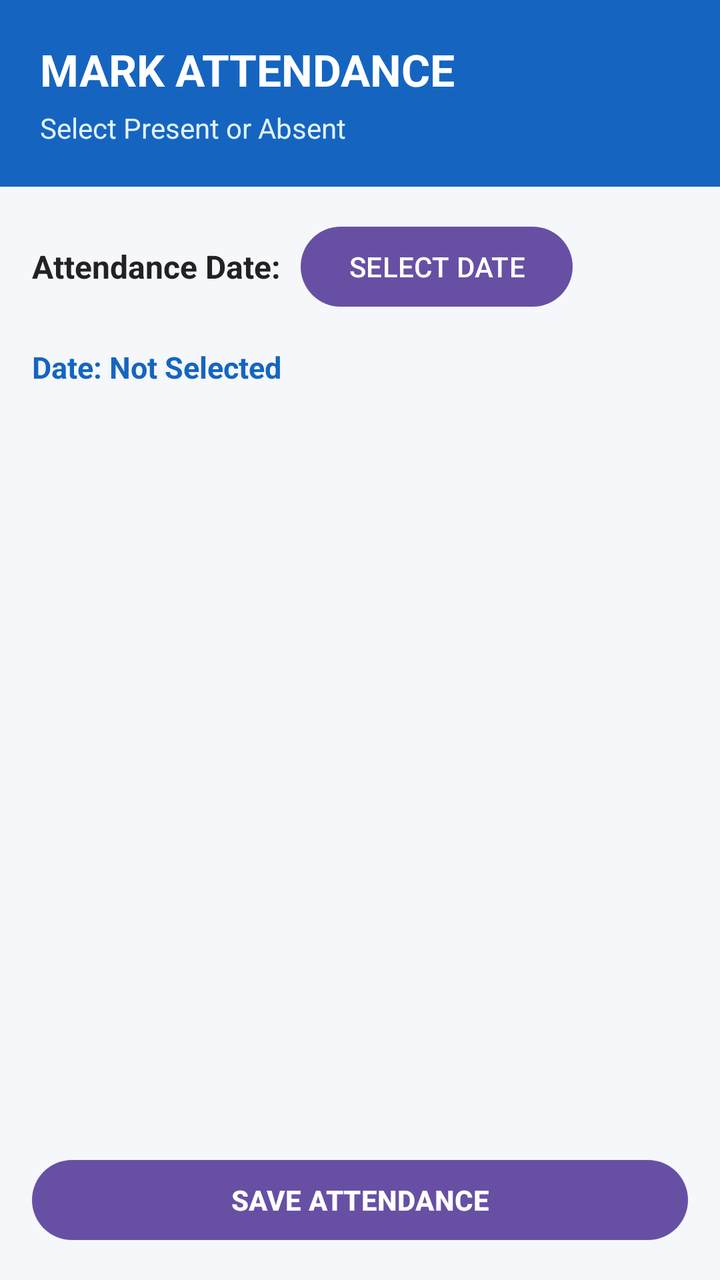
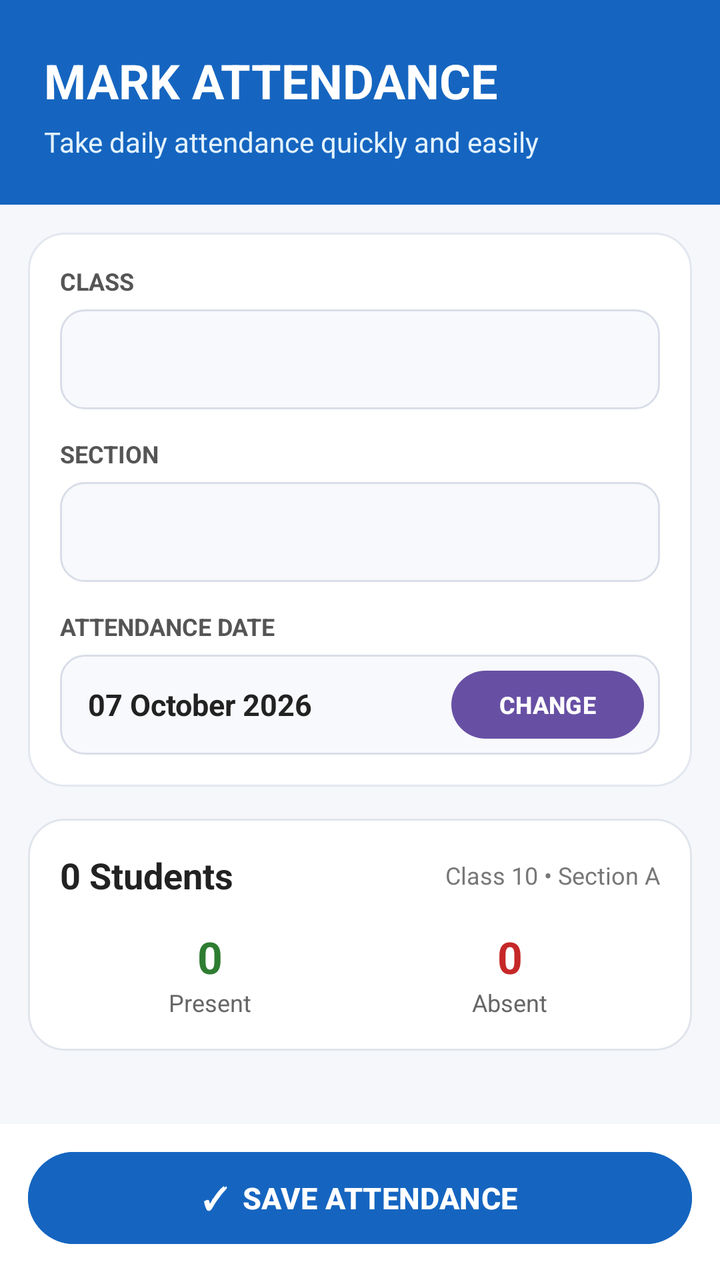

An Android layout rendered at two revisions. The XML below is the earlier revision; the diff shows what the commit changed to produce the second picture.
<!-- AndroidManifest.xml: application theme Theme.StudentAttendance -->
<!-- res/layout/activity_attendance.xml -->
<?xml version="1.0" encoding="utf-8"?>
<LinearLayout
    xmlns:android="http://schemas.android.com/apk/res/android"
    xmlns:app="http://schemas.android.com/apk/res-auto"
    android:layout_width="match_parent"
    android:layout_height="match_parent"
    android:orientation="vertical"
    android:background="#F5F7FA">

    

    <LinearLayout
        android:layout_width="match_parent"
        android:layout_height="wrap_content"
        android:orientation="vertical"
        android:padding="20dp"
        android:background="#1565C0">

        <TextView
            android:id="@+id/tvAttendanceTitle"
            android:layout_width="match_parent"
            android:layout_height="wrap_content"
            android:text="MARK ATTENDANCE"
            android:textColor="@android:color/white"
            android:textSize="22sp"
            android:textStyle="bold"/>

        <TextView
            android:id="@+id/tvAttendanceSubtitle"
            android:layout_width="match_parent"
            android:layout_height="wrap_content"
            android:layout_marginTop="5dp"
            android:text="Select Present or Absent"
            android:textColor="#E3F2FD"
            android:textSize="14sp"/>

    </LinearLayout>


    

    <LinearLayout
        android:layout_width="match_parent"
        android:layout_height="wrap_content"
        android:orientation="horizontal"
        android:gravity="center_vertical"
        android:padding="16dp">

        <TextView
            android:layout_width="wrap_content"
            android:layout_height="wrap_content"
            android:text="Attendance Date:"
            android:textSize="16sp"
            android:textStyle="bold"
            android:textColor="#222222"/>

        <Button
            android:id="@+id/btnSelectDate"
            android:layout_width="wrap_content"
            android:layout_height="wrap_content"
            android:layout_marginStart="10dp"
            android:text="SELECT DATE"/>

    </LinearLayout>


    <TextView
        android:id="@+id/tvSelectedDate"
        android:layout_width="match_parent"
        android:layout_height="wrap_content"
        android:paddingStart="16dp"
        android:paddingEnd="16dp"
        android:text="Date: Not Selected"
        android:textSize="15sp"
        android:textStyle="bold"
        android:textColor="#1565C0"/>


    

    <ScrollView
        android:layout_width="match_parent"
        android:layout_height="0dp"
        android:layout_weight="1"
        android:padding="12dp">

        <LinearLayout
            android:id="@+id/llAttendanceList"
            android:layout_width="match_parent"
            android:layout_height="wrap_content"
            android:orientation="vertical"/>

    </ScrollView>


    

    <Button
        android:id="@+id/btnSaveAttendance"
        android:layout_width="match_parent"
        android:layout_height="wrap_content"
        android:layout_margin="16dp"
        android:text="SAVE ATTENDANCE"
        android:textStyle="bold"/>

</LinearLayout>
<!-- resources referenced by this layout -->
<resources>
  <style name="Theme.StudentAttendance" parent="Base.Theme.StudentAttendance" />
  <style name="Base.Theme.StudentAttendance" parent="Theme.Material3.DayNight.NoActionBar">
          
          
      </style>
</resources>

<!-- the commit's change to res/layout/activity_attendance.xml (unified diff, before → after) -->
@@ -1,36 +1,38 @@
 <?xml version="1.0" encoding="utf-8"?>
 <LinearLayout
     xmlns:android="http://schemas.android.com/apk/res/android"
-    xmlns:app="http://schemas.android.com/apk/res-auto"
     android:layout_width="match_parent"
     android:layout_height="match_parent"
     android:orientation="vertical"
-    android:background="#F5F7FA">
-
+    android:background="#F5F7FB">
+
+    
+    
     
 
     <LinearLayout
         android:layout_width="match_parent"
         android:layout_height="wrap_content"
         android:orientation="vertical"
-        android:padding="20dp"
+        android:paddingStart="22dp"
+        android:paddingTop="24dp"
+        android:paddingEnd="22dp"
+        android:paddingBottom="22dp"
         android:background="#1565C0">
 
         <TextView
-            android:id="@+id/tvAttendanceTitle"
             android:layout_width="match_parent"
             android:layout_height="wrap_content"
             android:text="MARK ATTENDANCE"
             android:textColor="@android:color/white"
-            android:textSize="22sp"
+            android:textSize="24sp"
             android:textStyle="bold"/>
 
         <TextView
-            android:id="@+id/tvAttendanceSubtitle"
             android:layout_width="match_parent"
             android:layout_height="wrap_content"
             android:layout_marginTop="5dp"
-            android:text="Select Present or Absent"
+            android:text="Take daily attendance quickly and easily"
             android:textColor="#E3F2FD"
             android:textSize="14sp"/>
 
@@ -38,69 +40,261 @@
 
 
     
+    
+    
 
     <LinearLayout
         android:layout_width="match_parent"
         android:layout_height="wrap_content"
-        android:orientation="horizontal"
-        android:gravity="center_vertical"
-        android:padding="16dp">
-
-        <TextView
-            android:layout_width="wrap_content"
-            android:layout_height="wrap_content"
-            android:text="Attendance Date:"
-            android:textSize="16sp"
-            android:textStyle="bold"
-            android:textColor="#222222"/>
-
-        <Button
-            android:id="@+id/btnSelectDate"
-            android:layout_width="wrap_content"
-            android:layout_height="wrap_content"
-            android:layout_marginStart="10dp"
-            android:text="SELECT DATE"/>
+        android:layout_marginStart="14dp"
+        android:layout_marginTop="14dp"
+        android:layout_marginEnd="14dp"
+        android:padding="16dp"
+        android:orientation="vertical"
+        android:background="@drawable/bg_attendance_card">
+
+        
+
+        <TextView
+            android:layout_width="match_parent"
+            android:layout_height="wrap_content"
+            android:text="CLASS"
+            android:textColor="#555555"
+            android:textSize="12sp"
+            android:textStyle="bold"/>
+
+        <Spinner
+            android:id="@+id/spinnerClass"
+            android:layout_width="match_parent"
+            android:layout_height="50dp"
+            android:layout_marginTop="6dp"
+            android:background="@drawable/bg_spinner"/>
+
+
+        
+
+        <TextView
+            android:layout_width="match_parent"
+            android:layout_height="wrap_content"
+            android:layout_marginTop="14dp"
+            android:text="SECTION"
+            android:textColor="#555555"
+            android:textSize="12sp"
+            android:textStyle="bold"/>
+
+        <Spinner
+            android:id="@+id/spinnerSection"
+            android:layout_width="match_parent"
+            android:layout_height="50dp"
+            android:layout_marginTop="6dp"
+            android:background="@drawable/bg_spinner"/>
+
+
+        
+
+        <TextView
+            android:layout_width="match_parent"
+            android:layout_height="wrap_content"
+            android:layout_marginTop="14dp"
+            android:text="ATTENDANCE DATE"
+            android:textColor="#555555"
+            android:textSize="12sp"
+            android:textStyle="bold"/>
+
+        <LinearLayout
+            android:layout_width="match_parent"
+            android:layout_height="50dp"
+            android:layout_marginTop="6dp"
+            android:gravity="center_vertical"
+            android:orientation="horizontal"
+            android:paddingStart="14dp"
+            android:paddingEnd="8dp"
+            android:background="@drawable/bg_date_box">
+
+            <TextView
+                android:id="@+id/tvSelectedDate"
+                android:layout_width="0dp"
+                android:layout_height="wrap_content"
+                android:layout_weight="1"
+                android:text="07 October 2026"
+                android:textColor="#222222"
+                android:textSize="15sp"
+                android:textStyle="bold"/>
+
+            <Button
+                android:id="@+id/btnSelectDate"
+                android:layout_width="wrap_content"
+                android:layout_height="42dp"
+                android:text="CHANGE"
+                android:textSize="12sp"
+                android:textStyle="bold"/>
+
+        </LinearLayout>
 
     </LinearLayout>
 
 
-    <TextView
-        android:id="@+id/tvSelectedDate"
+    
+    
+    
+
+    
+    
+    
+
+    <LinearLayout
         android:layout_width="match_parent"
         android:layout_height="wrap_content"
-        android:paddingStart="16dp"
-        android:paddingEnd="16dp"
-        android:text="Date: Not Selected"
-        android:textSize="15sp"
-        android:textStyle="bold"
-        android:textColor="#1565C0"/>
-
-
+        android:layout_marginStart="14dp"
+        android:layout_marginTop="16dp"
+        android:layout_marginEnd="14dp"
+        android:orientation="vertical"
+        android:padding="16dp"
+        android:background="@drawable/bg_attendance_summary">
+
+        
+
+        <LinearLayout
+            android:layout_width="match_parent"
+            android:layout_height="wrap_content"
+            android:gravity="center_vertical"
+            android:orientation="horizontal">
+
+            <TextView
+                android:id="@+id/tvStudentCount"
+                android:layout_width="0dp"
+                android:layout_height="wrap_content"
+                android:layout_weight="1"
+                android:text="0 Students"
+                android:textColor="#222222"
+                android:textSize="18sp"
+                android:textStyle="bold"/>
+
+            <TextView
+                android:id="@+id/tvAttendanceHint"
+                android:layout_width="wrap_content"
+                android:layout_height="wrap_content"
+                android:text="Class 10 • Section A"
+                android:textColor="#777777"
+                android:textSize="12sp"/>
+
+        </LinearLayout>
+
+
+        
+
+        <LinearLayout
+            android:layout_width="match_parent"
+            android:layout_height="wrap_content"
+            android:layout_marginTop="14dp"
+            android:orientation="horizontal">
+
+            
+
+            <LinearLayout
+                android:layout_width="0dp"
+                android:layout_height="wrap_content"
+                android:layout_weight="1"
+                android:orientation="vertical"
+                android:gravity="center">
+
+                <TextView
+                    android:id="@+id/tvPresentCount"
+                    android:layout_width="wrap_content"
+                    android:layout_height="wrap_content"
+                    android:text="0"
+                    android:textColor="#2E7D32"
+                    android:textSize="22sp"
+                    android:textStyle="bold"/>
+
+                <TextView
+                    android:layout_width="wrap_content"
+                    android:layout_height="wrap_content"
+                    android:text="Present"
+                    android:textColor="#666666"
+                    android:textSize="12sp"/>
+
+            </LinearLayout>
+
+
+            
+
+            <LinearLayout
+                android:layout_width="0dp"
+                android:layout_height="wrap_content"
+                android:layout_weight="1"
+                android:orientation="vertical"
+                android:gravity="center">
+
+                <TextView
+                    android:id="@+id/tvAbsentCount"
+                    android:layout_width="wrap_content"
+                    android:layout_height="wrap_content"
+                    android:text="0"
+                    android:textColor="#C62828"
+                    android:textSize="22sp"
+                    android:textStyle="bold"/>
+
+                <TextView
+                    android:layout_width="wrap_content"
+                    android:layout_height="wrap_content"
+                    android:text="Absent"
+                    android:textColor="#666666"
+                    android:textSize="12sp"/>
+
+            </LinearLayout>
+
+        </LinearLayout>
+
+    </LinearLayout>
+
+
+    
+    
     
 
     <ScrollView
         android:layout_width="match_parent"
         android:layout_height="0dp"
         android:layout_weight="1"
-        android:padding="12dp">
+        android:layout_marginTop="8dp"
+        android:fillViewport="true">
 
         <LinearLayout
             android:id="@+id/llAttendanceList"
             android:layout_width="match_parent"
             android:layout_height="wrap_content"
-            android:orientation="vertical"/>
+            android:orientation="vertical"
+            android:paddingStart="14dp"
+            android:paddingEnd="14dp"
+            android:paddingBottom="10dp"/>
 
     </ScrollView>
 
 
     
-
-    <Button
-        android:id="@+id/btnSaveAttendance"
+    
+    
+
+    <LinearLayout
         android:layout_width="match_parent"
         android:layout_height="wrap_content"
-        android:layout_margin="16dp"
-        android:text="SAVE ATTENDANCE"
-        android:textStyle="bold"/>
+        android:paddingStart="14dp"
+        android:paddingTop="10dp"
+        android:paddingEnd="14dp"
+        android:paddingBottom="14dp"
+        android:background="@android:color/white">
+
+        <Button
+            android:id="@+id/btnSaveAttendance"
+            android:layout_width="match_parent"
+            android:layout_height="54dp"
+            android:text="✓  SAVE ATTENDANCE"
+            android:textSize="15sp"
+            android:textStyle="bold"
+            android:textColor="@android:color/white"
+            android:backgroundTint="#1565C0"/>
+
+    </LinearLayout>
 
 </LinearLayout>
<!-- resource entries referenced after the edit -->
@@ -1,5 +1,71 @@
 <!-- resources referenced by this layout -->
 <resources>
+  <!-- drawable bg_attendance_card (drawable) -->
+  <?xml version="1.0" encoding="utf-8"?>
+  <shape xmlns:android="http://schemas.android.com/apk/res/android">
+  
+      <solid
+          android:color="#FFFFFF" />
+  
+      <corners
+          android:radius="18dp" />
+  
+      <stroke
+          android:width="1dp"
+          android:color="#E3E7EF" />
+  
+      <padding
+          android:left="2dp"
+          android:top="2dp"
+          android:right="2dp"
+          android:bottom="2dp" />
+  
+  </shape>
+  <!-- drawable bg_attendance_summary (drawable) -->
+  <?xml version="1.0" encoding="utf-8"?>
+  <shape xmlns:android="http://schemas.android.com/apk/res/android">
+  
+      <solid
+          android:color="#FFFFFF" />
+  
+      <corners
+          android:radius="18dp" />
+  
+      <stroke
+          android:width="1dp"
+          android:color="#E1E5EC" />
+  
+  </shape>
+  <!-- drawable bg_date_box (drawable) -->
+  <?xml version="1.0" encoding="utf-8"?>
+  <shape xmlns:android="http://schemas.android.com/apk/res/android">
+  
+      <solid
+          android:color="#F8F9FC" />
+  
+      <corners
+          android:radius="12dp" />
+  
+      <stroke
+          android:width="1dp"
+          android:color="#D9DEE8" />
+  
+  </shape>
+  <!-- drawable bg_spinner (drawable) -->
+  <?xml version="1.0" encoding="utf-8"?>
+  <shape xmlns:android="http://schemas.android.com/apk/res/android">
+  
+      <solid
+          android:color="#F8F9FC" />
+  
+      <corners
+          android:radius="12dp" />
+  
+      <stroke
+          android:width="1dp"
+          android:color="#D9DEE8" />
+  
+  </shape>
   <style name="Theme.StudentAttendance" parent="Base.Theme.StudentAttendance" />
   <style name="Base.Theme.StudentAttendance" parent="Theme.Material3.DayNight.NoActionBar">
           
